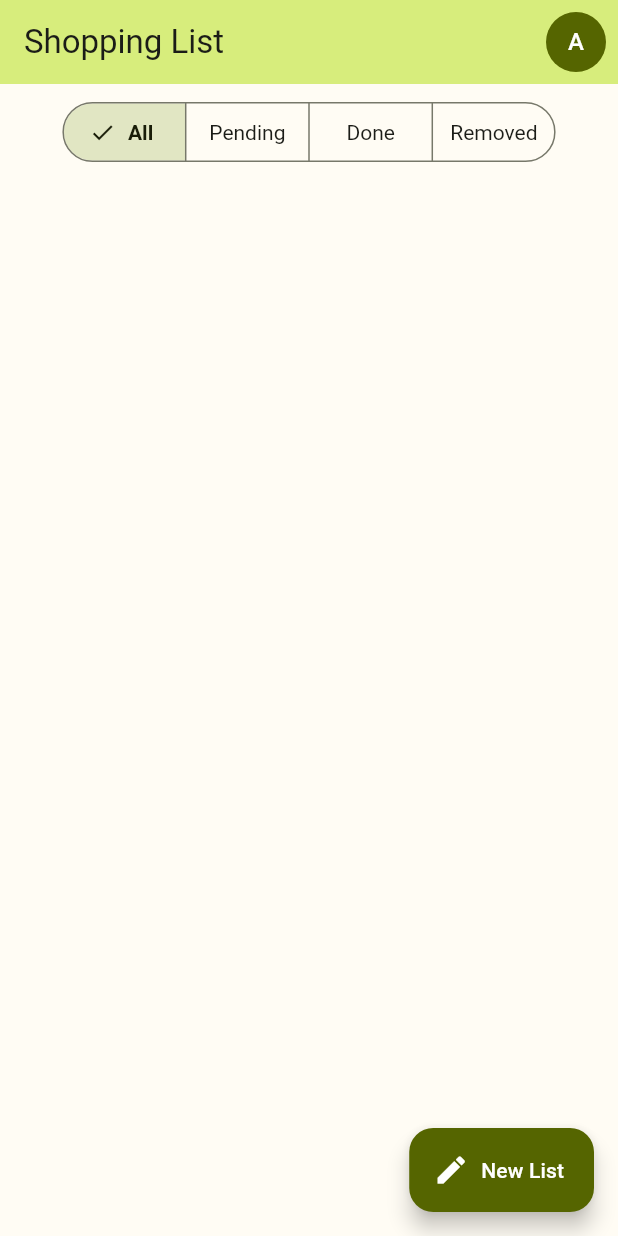
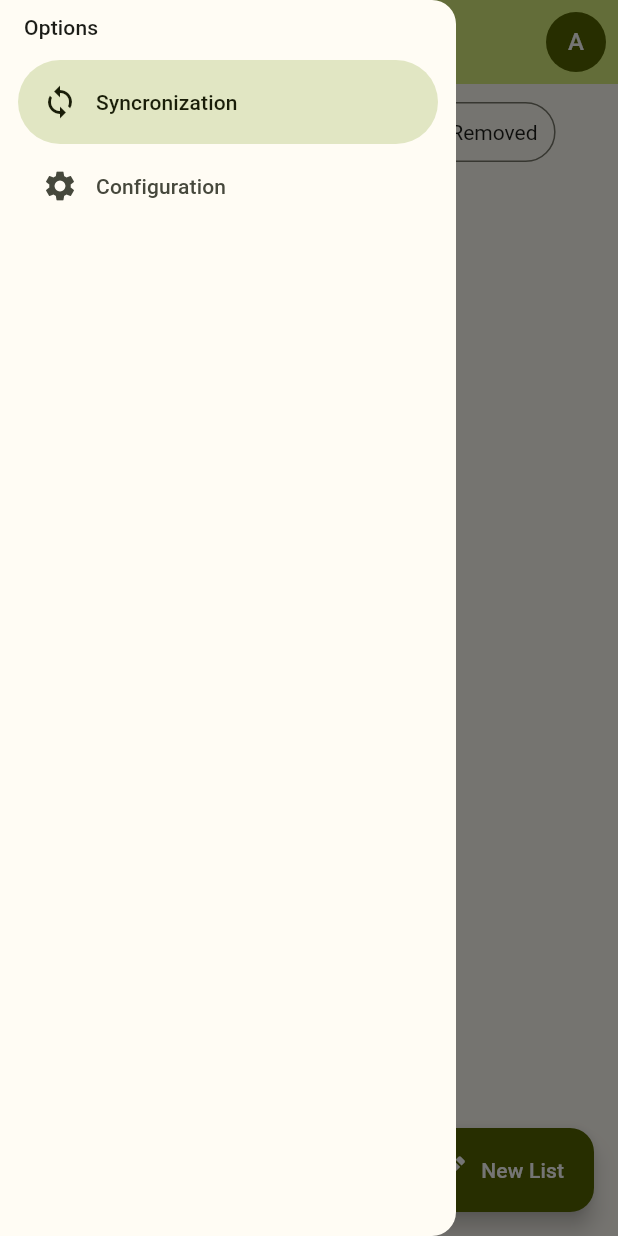
Before and after one commit to wiltonpolesca/flutter-shop_list, a Flutter app: the screen it shows after launch, with the side drawer open (before the commit the screen has no drawer), on a phone screen of 412 x 824 dp. Run offline on Flutter 3.47's test engine with Material 2 defaults, Android fonts, the light colour scheme and no system bars; our stand-ins replace flutter_modular.

Commit message:
drawer working

```diff
--- a/l10n.yaml
+++ /dev/null
@@ -1,3 +0,0 @@
-arb-dir: lib/l10n
-template-arb-file: app_en.arb
-output-localization-file: app_localizations.dart
--- /dev/null
+++ b/lib/app_router.dart
@@ -0,0 +1,6 @@
+import 'package:flutter_modular/flutter_modular.dart';
+
+class AppRouter extends Module {
+  @override
+  List<ModularRoute> get routes => super.routes;
+}
--- /dev/null
+++ b/lib/src/configuration/config_page.dart
@@ -0,0 +1,11 @@
+import 'package:flutter/src/widgets/framework.dart';
+import 'package:flutter/src/widgets/placeholder.dart';
+
+class ConfigurationPage extends StatelessWidget {
+  const ConfigurationPage({super.key});
+
+  @override
+  Widget build(BuildContext context) {
+    return const Placeholder();
+  }
+}
--- a/lib/src/home/home_page.dart
+++ b/lib/src/home/home_page.dart
@@ -1,4 +1,5 @@
 import 'package:flutter/material.dart';
+import 'package:shop_list/src/shared/widgets/navigation_menu.dart';
 import 'package:shop_list/src/shared/widgets/user_avatar_button.dart';
 
 class HomePage extends StatefulWidget {
@@ -9,9 +10,15 @@ class HomePage extends StatefulWidget {
 }
 
 class _HomePageState extends State<HomePage> {
+  Map<String, IconData> get navigationItems => {
+        'Syncronization': Icons.sync,
+        'Configuration': Icons.settings,
+      };
+
   @override
   Widget build(BuildContext context) {
     return Scaffold(
+      drawer: NavigationMenu('Options', navigationItems),
       appBar: AppBar(
         title: const Text('Shopping List'),
         actions: const [
--- /dev/null
+++ b/lib/src/home/home_router.dart
@@ -0,0 +1,8 @@
+import 'package:flutter_modular/flutter_modular.dart';
+import 'package:shop_list/src/home/home_page.dart';
+
+class HomeRouter extends Module {
+  @override
+  List<ModularRoute> get routes =>
+      [ChildRoute('/', child: (context, args) => const HomePage())];
+}
--- a/lib/src/shared/app_widget.dart
+++ b/lib/src/shared/app_widget.dart
@@ -1,6 +1,6 @@
 import 'package:flutter/material.dart';
-import 'package:flutter_localizations/flutter_localizations.dart';
-
+// import 'package:flutter_localizations/flutter_localizations.dart';
+//https://stackoverflow.com/questions/65182393/why-is-flutter-not-generating-the-internationalization-files
 import 'theme/themes.dart';
 
 class AppWidget extends StatelessWidget {
@@ -23,16 +23,16 @@ class AppWidget extends StatelessWidget {
       theme: lightTheme,
       darkTheme: darkTheme,
       home: home,
-      localizationsDelegates: const [
-        GlobalMaterialLocalizations.delegate,
-        GlobalWidgetsLocalizations.delegate,
-        GlobalCupertinoLocalizations.delegate,
-      ],
-      supportedLocales: const [
-        Locale('en'), // English
-        Locale('fr'), // Fran
-        Locale('pt'), // Português
-      ],
+      // localizationsDelegates: const [
+      //   GlobalMaterialLocalizations.delegate,
+      //   GlobalWidgetsLocalizations.delegate,
+      //   GlobalCupertinoLocalizations.delegate,
+      // ],
+      // supportedLocales: const [
+      //   Locale('en'), // English
+      //   Locale('fr'), // Fran
+      //   Locale('pt'), // Português
+      // ],
     );
   }
 }
--- /dev/null
+++ b/lib/src/shared/widgets/navigation_menu.dart
@@ -0,0 +1,41 @@
+import 'package:flutter/material.dart';
+
+class NavigationMenu extends StatelessWidget {
+  final String? navigationTitle;
+  final Map<String, IconData> navigations;
+
+  const NavigationMenu(this.navigationTitle, this.navigations, {super.key});
+
+  List<Widget> getDestinations(BuildContext context) {
+    final items = <Widget>[];
+    final navTitle =
+        (navigationTitle?.isEmpty ?? true) == true ? '' : navigationTitle!;
+
+    items.add(
+      Padding(
+        padding: const EdgeInsets.fromLTRB(16, 8, 16, 12),
+        child: Text(
+          navTitle,
+          style: Theme.of(context).textTheme.titleSmall,
+        ),
+      ),
+    );
+
+    for (final element in navigations.entries) {
+      items.add(
+        NavigationDrawerDestination(
+          icon: Icon(element.value),
+          label: Text(element.key),
+        ),
+      );
+    }
+    return items.isEmpty ? List<Widget>.empty() : items as List<Widget>;
+  }
+
+  @override
+  Widget build(BuildContext context) {
+    return NavigationDrawer(
+      children: getDestinations(context),
+    );
+  }
+}
```
